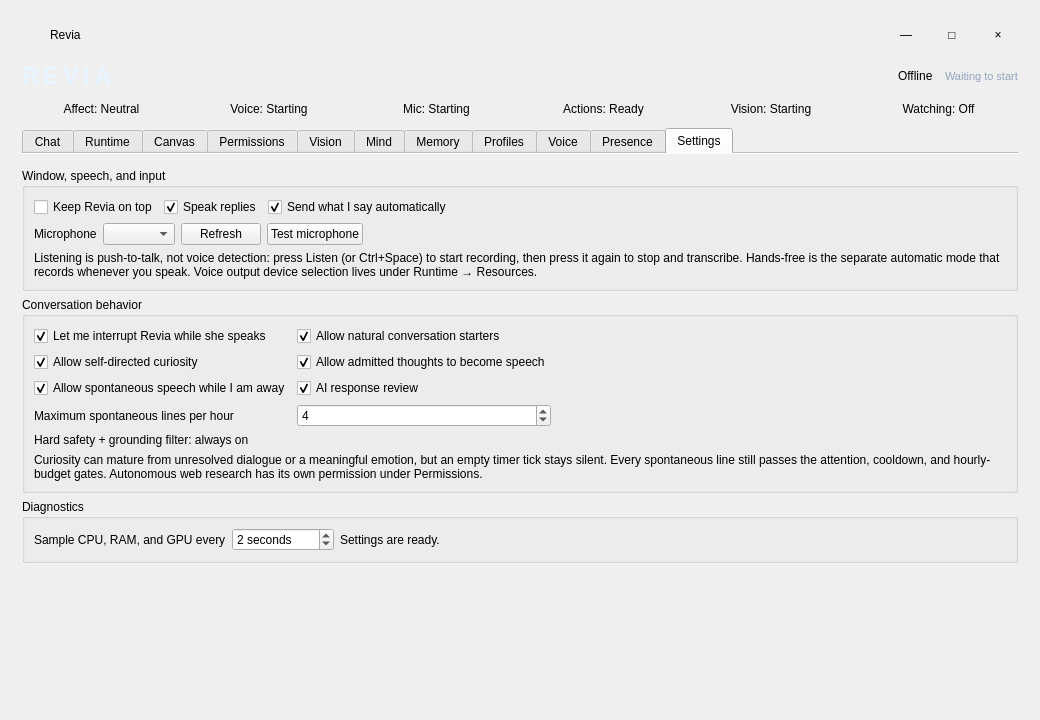
Before: the Qt Designer form Desktop/reviaWindow.ui in MahouSenseii/R.E.V.I.A, drawn with Qt 5.
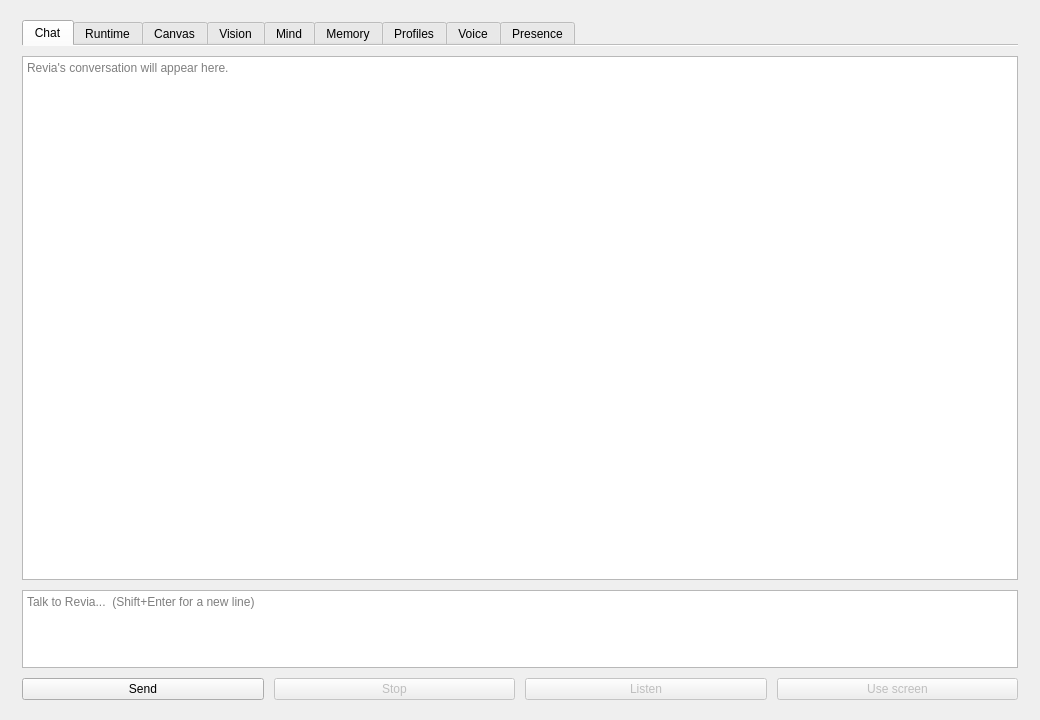
After: the same form once the commit is applied. The open tabs and pages were chosen to show the change.

Commit message: Rebuild the desktop window around the chat, with panels and Settings in windows of their own

The edit to the form file:
```diff
--- a/Desktop/reviaWindow.ui
+++ b/Desktop/reviaWindow.ui
@@ -16,44 +16,6 @@
     <property name="topMargin"><number>20</number></property>
     <property name="rightMargin"><number>22</number></property>
     <property name="bottomMargin"><number>20</number></property>
-    <item>
-     <widget class="QWidget" name="titleBar">
-      <property name="minimumSize"><size><width>0</width><height>30</height></size></property>
-      <property name="maximumSize"><size><width>16777215</width><height>30</height></size></property>
-      <layout class="QHBoxLayout" name="titleBarLayout">
-       <property name="spacing"><number>6</number></property>
-       <property name="leftMargin"><number>2</number></property>
-       <property name="topMargin"><number>0</number></property>
-       <property name="rightMargin"><number>0</number></property>
-       <property name="bottomMargin"><number>0</number></property>
-       <item><widget class="QLabel" name="titleIcon"><property name="minimumSize"><size><width>20</width><height>20</height></size></property><property name="maximumSize"><size><width>20</width><height>20</height></size></property><property name="text"><string/></property></widget></item>
-       <item><widget class="QLabel" name="windowTitle"><property name="text"><string>Revia</string></property></widget></item>
-       <item><spacer name="titleBarSpacer"><property name="orientation"><enum>Qt::Horizontal</enum></property><property name="sizeHint" stdset="0"><size><width>40</width><height>20</height></size></property></spacer></item>
-       <item><widget class="QToolButton" name="minimizeButton"><property name="minimumSize"><size><width>40</width><height>28</height></size></property><property name="maximumSize"><size><width>40</width><height>28</height></size></property><property name="toolTip"><string>Minimize</string></property><property name="text"><string>—</string></property><property name="autoRaise"><bool>true</bool></property></widget></item>
-       <item><widget class="QToolButton" name="maximizeButton"><property name="minimumSize"><size><width>40</width><height>28</height></size></property><property name="maximumSize"><size><width>40</width><height>28</height></size></property><property name="toolTip"><string>Maximize</string></property><property name="text"><string>□</string></property><property name="autoRaise"><bool>true</bool></property></widget></item>
-       <item><widget class="QToolButton" name="closeButton"><property name="minimumSize"><size><width>40</width><height>28</height></size></property><property name="maximumSize"><size><width>40</width><height>28</height></size></property><property name="toolTip"><string>Close to tray</string></property><property name="text"><string>×</string></property><property name="autoRaise"><bool>true</bool></property></widget></item>
-      </layout>
-     </widget>
-    </item>
-    <item>
-     <layout class="QHBoxLayout" name="headerLayout">
-      <item><widget class="QLabel" name="reviaTitle"><property name="text"><string>REVIA</string></property><property name="styleSheet"><string notr="true">color: #e8f4ff; font-size: 18pt; font-weight: 700; letter-spacing: 4px;</string></property></widget></item>
-      <item><spacer name="headerSpacer"><property name="orientation"><enum>Qt::Horizontal</enum></property><property name="sizeHint" stdset="0"><size><width>40</width><height>20</height></size></property></spacer></item>
-      <item><widget class="QLabel" name="stateLabel"><property name="text"><string>Offline</string></property></widget></item>
-      <item><widget class="QLabel" name="stateDetailLabel"><property name="text"><string>Waiting to start</string></property><property name="styleSheet"><string notr="true">color: #93a4bd; font-size: 11px;</string></property></widget></item>
-     </layout>
-    </item>
-    <item>
-     <layout class="QGridLayout" name="statusLayout">
-      <property name="spacing"><number>8</number></property>
-      <item row="0" column="0"><widget class="QLabel" name="affectLabel"><property name="sizePolicy"><sizepolicy hsizetype="Ignored" vsizetype="Preferred"><horstretch>1</horstretch><verstretch>0</verstretch></sizepolicy></property><property name="maximumSize"><size><width>180</width><height>16777215</height></size></property><property name="text"><string>Affect: Neutral</string></property><property name="alignment"><set>Qt::AlignCenter</set></property></widget></item>
-      <item row="0" column="1"><widget class="QLabel" name="speechLabel"><property name="sizePolicy"><sizepolicy hsizetype="Ignored" vsizetype="Preferred"><horstretch>1</horstretch><verstretch>0</verstretch></sizepolicy></property><property name="maximumSize"><size><width>180</width><height>16777215</height></size></property><property name="text"><string>Voice: Starting</string></property><property name="alignment"><set>Qt::AlignCenter</set></property></widget></item>
-      <item row="0" column="2"><widget class="QLabel" name="microphoneLabel"><property name="sizePolicy"><sizepolicy hsizetype="Ignored" vsizetype="Preferred"><horstretch>1</horstretch><verstretch>0</verstretch></sizepolicy></property><property name="maximumSize"><size><width>180</width><height>16777215</height></size></property><property name="text"><string>Mic: Starting</string></property><property name="alignment"><set>Qt::AlignCenter</set></property></widget></item>
-      <item row="0" column="3"><widget class="QLabel" name="automationLabel"><property name="sizePolicy"><sizepolicy hsizetype="Ignored" vsizetype="Preferred"><horstretch>1</horstretch><verstretch>0</verstretch></sizepolicy></property><property name="maximumSize"><size><width>180</width><height>16777215</height></size></property><property name="text"><string>Actions: Ready</string></property><property name="alignment"><set>Qt::AlignCenter</set></property></widget></item>
-      <item row="0" column="4"><widget class="QLabel" name="visionLabel"><property name="sizePolicy"><sizepolicy hsizetype="Ignored" vsizetype="Preferred"><horstretch>1</horstretch><verstretch>0</verstretch></sizepolicy></property><property name="maximumSize"><size><width>180</width><height>16777215</height></size></property><property name="text"><string>Vision: Starting</string></property><property name="alignment"><set>Qt::AlignCenter</set></property></widget></item>
-      <item row="0" column="5"><widget class="QLabel" name="perceptionLabel"><property name="sizePolicy"><sizepolicy hsizetype="Ignored" vsizetype="Preferred"><horstretch>1</horstretch><verstretch>0</verstretch></sizepolicy></property><property name="maximumSize"><size><width>180</width><height>16777215</height></size></property><property name="toolTip"><string>Ambient window observation is off.</string></property><property name="text"><string>Watching: Off</string></property><property name="alignment"><set>Qt::AlignCenter</set></property></widget></item>
-     </layout>
-    </item>
     <item>
      <widget class="QTabWidget" name="tabs">
       <property name="documentMode"><bool>true</bool></property>
@@ -67,7 +29,7 @@
         <item><layout class="QHBoxLayout" name="chatButtonLayout">
          <item><widget class="QPushButton" name="sendButton"><property name="text"><string>Send</string></property></widget></item>
          <item><widget class="QPushButton" name="stopButton"><property name="enabled"><bool>false</bool></property><property name="text"><string>Stop</string></property></widget></item>
-         <item><widget class="QPushButton" name="microphoneButton"><property name="enabled"><bool>false</bool></property><property name="toolTip"><string>Start or stop voice capture (Ctrl+Space)</string></property><property name="text"><string>Listen</string></property><property name="shortcut"><string>Ctrl+Space</string></property></widget></item>
+         <item><widget class="QPushButton" name="microphoneButton"><property name="enabled"><bool>false</bool></property><property name="toolTip"><string>Start or stop voice capture (Ctrl+Space)</string></property><property name="text"><string>Listen</string></property></widget></item>
          <item><widget class="QPushButton" name="screenActionButton"><property name="enabled"><bool>false</bool></property><property name="toolTip"><string>Use the instruction in the message box to locate one visible control, then resolve it to Windows UI Automation before asking for action confirmation.</string></property><property name="text"><string>Use screen</string></property></widget></item>
         </layout></item>
        </layout>
@@ -94,7 +56,6 @@
        </layout>
       </widget>
       <widget class="QWidget" name="canvasPage"><attribute name="title"><string>Canvas</string></attribute><layout class="QVBoxLayout" name="canvasHostLayout"><property name="leftMargin"><number>0</number></property><property name="topMargin"><number>8</number></property><property name="rightMargin"><number>0</number></property><property name="bottomMargin"><number>0</number></property></layout></widget>
-      <widget class="QWidget" name="permissionsPage"><attribute name="title"><string>Permissions</string></attribute><layout class="QVBoxLayout" name="permissionsHostLayout"><property name="leftMargin"><number>0</number></property><property name="topMargin"><number>8</number></property><property name="rightMargin"><number>0</number></property><property name="bottomMargin"><number>0</number></property></layout></widget>
       <widget class="QWidget" name="visionTab">
        <attribute name="title"><string>Vision</string></attribute>
        <layout class="QVBoxLayout" name="visionHostLayout"><property name="leftMargin"><number>0</number></property><property name="topMargin"><number>8</number></property><property name="rightMargin"><number>0</number></property><property name="bottomMargin"><number>0</number></property></layout>
@@ -123,12 +84,12 @@
         <item><widget class="QScrollArea" name="voiceScroll"><property name="frameShape"><enum>QFrame::NoFrame</enum></property><property name="widgetResizable"><bool>true</bool></property><property name="horizontalScrollBarPolicy"><enum>Qt::ScrollBarAlwaysOff</enum></property>
          <widget class="QWidget" name="voicePage"><property name="geometry"><rect><x>0</x><y>0</y><width>900</width><height>780</height></rect></property>
           <layout class="QVBoxLayout" name="voiceLayout"><property name="spacing"><number>10</number></property><property name="leftMargin"><number>0</number></property><property name="topMargin"><number>0</number></property><property name="rightMargin"><number>10</number></property><property name="bottomMargin"><number>0</number></property>
-           <item><widget class="QLabel" name="voiceIntro"><property name="text"><string>Create and preview local Qwen3-TTS voices. Models download on first use and remain on this computer. A created voice is given to a profile under the Profiles tab.</string></property><property name="wordWrap"><bool>true</bool></property></widget></item>
+           <item><widget class="QLabel" name="voiceIntro"><property name="text"><string>Create and preview local Qwen3-TTS voices. Models download on first use and remain on this computer. A created voice is given to a profile in the Profiles window.</string></property><property name="wordWrap"><bool>true</bool></property></widget></item>
            <item><widget class="QLabel" name="voiceStudioStatus"><property name="text"><string>Voice Studio is ready.</string></property><property name="wordWrap"><bool>true</bool></property></widget></item>
            <item><widget class="QGroupBox" name="voiceCreationGroup"><property name="title"><string>Create a voice</string></property><layout class="QVBoxLayout" name="voiceCreationLayout">
             <item><layout class="QFormLayout" name="studioForm">
              <item row="0" column="0"><widget class="QLabel" name="presetNameLabel"><property name="text"><string>Preset name</string></property></widget></item><item row="0" column="1"><widget class="QLineEdit" name="voiceNameInput"><property name="minimumSize"><size><width>0</width><height>32</height></size></property><property name="placeholderText"><string>Revia Bright</string></property></widget></item>
-             <item row="1" column="0"><widget class="QLabel" name="languageLabel"><property name="text"><string>Language</string></property></widget></item><item row="1" column="1"><widget class="QComboBox" name="voiceLanguageCombo"/></item>
+             <item row="1" column="0"><widget class="QLabel" name="languageLabel"><property name="text"><string>Language</string></property></widget></item><item row="1" column="1"><widget class="QComboBox" name="voiceLanguageCombo" /></item>
              <item row="2" column="0"><widget class="QLabel" name="descriptionLabel"><property name="text"><string>Voice description</string></property></widget></item><item row="2" column="1"><widget class="QPlainTextEdit" name="voiceDescriptionInput"><property name="minimumSize"><size><width>0</width><height>70</height></size></property><property name="maximumSize"><size><width>16777215</width><height>86</height></size></property><property name="placeholderText"><string>A bright youthful synthetic voice, curious and clear, gently playful, never babyish.</string></property></widget></item>
              <item row="3" column="0"><widget class="QLabel" name="referenceLabel"><property name="text"><string>Reference line</string></property></widget></item><item row="3" column="1"><widget class="QPlainTextEdit" name="voiceReferenceInput"><property name="minimumSize"><size><width>0</width><height>58</height></size></property><property name="maximumSize"><size><width>16777215</width><height>64</height></size></property><property name="plainText"><string>Wait, I found it. The pattern is clearer now, and I think this part matters.</string></property></widget></item>
             </layout></item>
@@ -139,7 +100,7 @@
             <item><layout class="QHBoxLayout" name="voiceLibraryLayout"><item><widget class="QLabel" name="voiceLibraryLabel"><property name="text"><string>Voice</string></property></widget></item><item><widget class="QComboBox" name="voiceLibraryCombo"><property name="minimumSize"><size><width>220</width><height>0</height></size></property></widget></item><item><spacer name="voiceLibrarySpacer"><property name="orientation"><enum>Qt::Horizontal</enum></property><property name="sizeHint" stdset="0"><size><width>40</width><height>20</height></size></property></spacer></item></layout></item>
             <item><widget class="QLabel" name="previewLabel"><property name="text"><string>Preview line</string></property></widget></item>
             <item><layout class="QHBoxLayout" name="previewLayout"><item><widget class="QPlainTextEdit" name="voicePreviewInput"><property name="minimumSize"><size><width>0</width><height>58</height></size></property><property name="maximumSize"><size><width>16777215</width><height>62</height></size></property><property name="plainText"><string>Hi. I'm Revia. Oh, this voice fits much better.</string></property></widget></item><item><widget class="QPushButton" name="previewVoiceButton"><property name="text"><string>Generate preview</string></property></widget></item></layout></item>
-            <item><layout class="QHBoxLayout" name="voiceBankLayout"><item><widget class="QLabel" name="voiceBankHint"><property name="text"><string>Nonverbal sounds: her laugh, sigh and breath. Rendered once per voice; pressing again only fills gaps.</string></property><property name="wordWrap"><bool>true</bool></property></widget></item><item><widget class="QPushButton" name="renderVoiceBankButton"><property name="text"><string>Generate sounds</string></property></widget></item></layout></item>
+            <item><layout class="QHBoxLayout" name="voiceBankLayout"><item><widget class="QLabel" name="voiceBankHint"><property name="text"><string>Nonverbal sounds: the laugh, sigh and breath that go with this voice. Rendered once per voice; pressing again only fills gaps.</string></property><property name="wordWrap"><bool>true</bool></property></widget></item><item><widget class="QPushButton" name="renderVoiceBankButton"><property name="text"><string>Generate sounds</string></property></widget></item></layout></item>
            </layout></widget></item>
            <item><spacer name="voiceBottomSpacer"><property name="orientation"><enum>Qt::Vertical</enum></property><property name="sizeHint" stdset="0"><size><width>20</width><height>40</height></size></property></spacer></item>
           </layout>
@@ -158,8 +119,7 @@
          <item row="1" column="0"><widget class="QLabel" name="presenceMomentumTitle"><property name="text"><string>Conversation momentum</string></property></widget></item><item row="1" column="1" colspan="5"><widget class="QProgressBar" name="presenceMomentumBar"><property name="maximum"><number>100</number></property><property name="value"><number>0</number></property><property name="format"><string>%p%</string></property></widget></item>
         </layout></widget></item>
         <item><widget class="QGroupBox" name="presenceControlsGroup"><property name="title"><string>Presence controls</string></property><layout class="QVBoxLayout" name="presenceControlsLayout">
-         <item><layout class="QHBoxLayout" name="presenceToggleLayout"><item><widget class="QCheckBox" name="handsFreeCheck"><property name="text"><string>Hands-free local conversation</string></property><property name="toolTip"><string>Local VAD records complete spoken thoughts and sends the transcript without requiring the Listen button.</string></property></widget></item><item><widget class="QCheckBox" name="avatarBridgeCheck"><property name="text"><string>Publish avatar animation state</string></property><property name="checked"><bool>true</bool></property></widget></item><item><widget class="QCheckBox" name="externalAdaptersCheck"><property name="text"><string>Enable local Discord, stream, and game adapters</string></property><property name="toolTip"><string>Accepts conversation-only JSON events from the bounded local inbox. External events cannot invoke commands or application actions.</string></property></widget></item><item><spacer name="presenceToggleSpacer"><property name="orientation"><enum>Qt::Horizontal</enum></property><property name="sizeHint" stdset="0"><size><width>40</width><height>20</height></size></property></spacer></item></layout></item>
-         <item><widget class="QLabel" name="presenceControlHint"><property name="text"><string>Hands-free audio pauses while Revia speaks, while the separate barge-in detector still yields immediately when you talk over her. External adapters are conversation-only and exchange bounded JSON files; they never receive general shell or network authority.</string></property><property name="wordWrap"><bool>true</bool></property></widget></item>
+         <item><widget class="QLabel" name="presenceControlHint"><property name="text"><string>Change these in Settings › Voice and Integrations.</string></property><property name="wordWrap"><bool>true</bool></property></widget></item>
         </layout></widget></item>
         <item><widget class="QGroupBox" name="presenceBridgeGroup"><property name="title"><string>Renderer and adapter bridge</string></property><layout class="QGridLayout" name="presenceBridgeLayout">
          <item row="0" column="0"><widget class="QLabel" name="avatarPathTitle"><property name="text"><string>Avatar state</string></property></widget></item><item row="0" column="1"><widget class="QLabel" name="avatarPathValue"><property name="text"><string>RuntimeData/Presence/avatar_state.json</string></property><property name="textInteractionFlags"><set>Qt::TextSelectableByMouse</set></property></widget></item>
@@ -170,38 +130,6 @@
         <item><spacer name="presenceBottomSpacer"><property name="orientation"><enum>Qt::Vertical</enum></property><property name="sizeHint" stdset="0"><size><width>20</width><height>40</height></size></property></spacer></item>
        </layout>
       </widget>
-      <widget class="QWidget" name="settingsPage">
-       <attribute name="title"><string>Settings</string></attribute>
-       <layout class="QVBoxLayout" name="settingsLayout"><property name="leftMargin"><number>0</number></property><property name="topMargin"><number>14</number></property><property name="rightMargin"><number>0</number></property><property name="bottomMargin"><number>0</number></property>
-        <item><widget class="QGroupBox" name="windowInputGroup"><property name="title"><string>Window, speech, and input</string></property><layout class="QVBoxLayout" name="windowInputLayout">
-         <item><layout class="QHBoxLayout" name="preferenceLayout"><item><widget class="QCheckBox" name="alwaysOnTopCheck"><property name="text"><string>Keep Revia on top</string></property></widget></item><item><widget class="QCheckBox" name="speechCheck"><property name="text"><string>Speak replies</string></property><property name="checked"><bool>true</bool></property></widget></item><item><widget class="QCheckBox" name="autoSendVoiceCheck"><property name="toolTip"><string>Send a finished transcript immediately instead of leaving it in the message box for editing.</string></property><property name="text"><string>Send what I say automatically</string></property><property name="checked"><bool>true</bool></property></widget></item><item><spacer name="preferenceSpacer"><property name="orientation"><enum>Qt::Horizontal</enum></property><property name="sizeHint" stdset="0"><size><width>40</width><height>20</height></size></property></spacer></item></layout></item>
-         <item><layout class="QHBoxLayout" name="microphoneDeviceLayout"><item><widget class="QLabel" name="microphoneDeviceTitle"><property name="text"><string>Microphone</string></property></widget></item><item><widget class="QComboBox" name="microphoneDeviceCombo"><property name="toolTip"><string>Which Windows recording device Revia captures from. Default follows the Windows setting. A saved device that is unplugged falls back to Default and says so rather than switching silently.</string></property><property name="sizeAdjustPolicy"><enum>QComboBox::AdjustToContents</enum></property></widget></item><item><widget class="QPushButton" name="refreshMicrophonesButton"><property name="text"><string>Refresh</string></property><property name="toolTip"><string>Re-read the list of recording devices Windows currently reports.</string></property></widget></item><item><widget class="QPushButton" name="testMicrophoneButton"><property name="text"><string>Test microphone</string></property><property name="toolTip"><string>Record a few seconds from the selected device, measure the signal, and transcribe it. The result is shown here only and is never sent to Revia as a message.</string></property></widget></item><item><widget class="QLabel" name="microphoneTestResultLabel"><property name="text"><string/></property><property name="wordWrap"><bool>true</bool></property><property name="textInteractionFlags"><set>Qt::TextSelectableByMouse</set></property></widget></item><item><spacer name="microphoneDeviceSpacer"><property name="orientation"><enum>Qt::Horizontal</enum></property><property name="sizeHint" stdset="0"><size><width>40</width><height>20</height></size></property></spacer></item></layout></item>
-         <item><widget class="QLabel" name="settingsHint"><property name="text"><string>Listening is push-to-talk, not voice detection: press Listen (or Ctrl+Space) to start recording, then press it again to stop and transcribe. Hands-free is the separate automatic mode that records whenever you speak. Voice output device selection lives under Runtime → Resources.</string></property><property name="wordWrap"><bool>true</bool></property></widget></item>
-        </layout></widget></item>
-        <item><widget class="QGroupBox" name="conversationBehaviorGroup"><property name="title"><string>Conversation behavior</string></property><layout class="QVBoxLayout" name="conversationBehaviorLayout">
-         <item><layout class="QGridLayout" name="conversationBehaviorControls">
-          <item row="0" column="0"><widget class="QCheckBox" name="bargeInCheck"><property name="text"><string>Let me interrupt Revia while she speaks</string></property><property name="checked"><bool>true</bool></property></widget></item>
-          <item row="0" column="1"><widget class="QCheckBox" name="initiativeCheck"><property name="text"><string>Allow natural conversation starters</string></property><property name="checked"><bool>true</bool></property></widget></item>
-          <item row="1" column="0"><widget class="QCheckBox" name="curiosityCheck"><property name="toolTip"><string>Lets Revia privately consider recent conversation or a meaningful emotion. Time alone never creates a topic.</string></property><property name="text"><string>Allow self-directed curiosity</string></property><property name="checked"><bool>true</bool></property></widget></item>
-          <item row="1" column="1"><widget class="QCheckBox" name="spontaneousSpeechCheck"><property name="text"><string>Allow admitted thoughts to become speech</string></property><property name="checked"><bool>true</bool></property></widget></item>
-          <item row="2" column="0"><widget class="QCheckBox" name="speakWhenAwayCheck"><property name="toolTip"><string>Windows idle state may make an otherwise valid opening eligible; being away never creates the topic.</string></property><property name="text"><string>Allow spontaneous speech while I am away</string></property><property name="checked"><bool>true</bool></property></widget></item>
-          <item row="2" column="1"><widget class="QCheckBox" name="aiFilterCheck"><property name="toolTip"><string>Reviews completed replies before they reach speech, memory, or chat history. Turning this off reduces latency; the hard deterministic filter stays on.</string></property><property name="text"><string>AI response review</string></property><property name="checked"><bool>true</bool></property></widget></item>
-          <item row="3" column="0"><widget class="QLabel" name="initiativeMaxLabel"><property name="text"><string>Maximum spontaneous lines per hour</string></property></widget></item>
-          <item row="3" column="1"><widget class="QSpinBox" name="initiativeMaxSpin"><property name="minimum"><number>1</number></property><property name="maximum"><number>30</number></property><property name="value"><number>4</number></property></widget></item>
-          <item row="4" column="0" colspan="2"><widget class="QLabel" name="hardFilterStatus"><property name="text"><string>Hard safety + grounding filter: always on</string></property></widget></item>
-          <item row="0" column="2" rowspan="5"><spacer name="conversationBehaviorSpacer"><property name="orientation"><enum>Qt::Horizontal</enum></property><property name="sizeHint" stdset="0"><size><width>40</width><height>20</height></size></property></spacer></item>
-         </layout></item>
-         <item><widget class="QLabel" name="conversationBehaviorHint"><property name="text"><string>Curiosity can mature from unresolved dialogue or a meaningful emotion, but an empty timer tick stays silent. Every spontaneous line still passes the attention, cooldown, and hourly-budget gates. Autonomous web research has its own permission under Permissions.</string></property><property name="wordWrap"><bool>true</bool></property></widget></item>
-        </layout></widget></item>
-        <item><widget class="QGroupBox" name="diagnosticsGroup"><property name="title"><string>Diagnostics</string></property><layout class="QHBoxLayout" name="diagnosticsLayout">
-         <item><widget class="QLabel" name="resourceSampleLabel"><property name="text"><string>Sample CPU, RAM, and GPU every</string></property></widget></item>
-         <item><widget class="QSpinBox" name="resourceSampleSpin"><property name="minimum"><number>0</number></property><property name="maximum"><number>3600</number></property><property name="specialValueText"><string>Off</string></property><property name="suffix"><string> seconds</string></property><property name="value"><number>2</number></property></widget></item>
-         <item><widget class="QLabel" name="preferenceStatus"><property name="text"><string>Settings are ready.</string></property><property name="wordWrap"><bool>true</bool></property></widget></item>
-         <item><spacer name="diagnosticsSpacer"><property name="orientation"><enum>Qt::Horizontal</enum></property><property name="sizeHint" stdset="0"><size><width>40</width><height>20</height></size></property></spacer></item>
-        </layout></widget></item>
-        <item><spacer name="settingsSpacer"><property name="orientation"><enum>Qt::Vertical</enum></property><property name="sizeHint" stdset="0"><size><width>20</width><height>40</height></size></property></spacer></item>
-       </layout>
-      </widget>
      </widget>
     </item>
    </layout>
```
Left out of the diff: 4 changed lines with no effect on the pictures. The commit also changes 29 other files.
